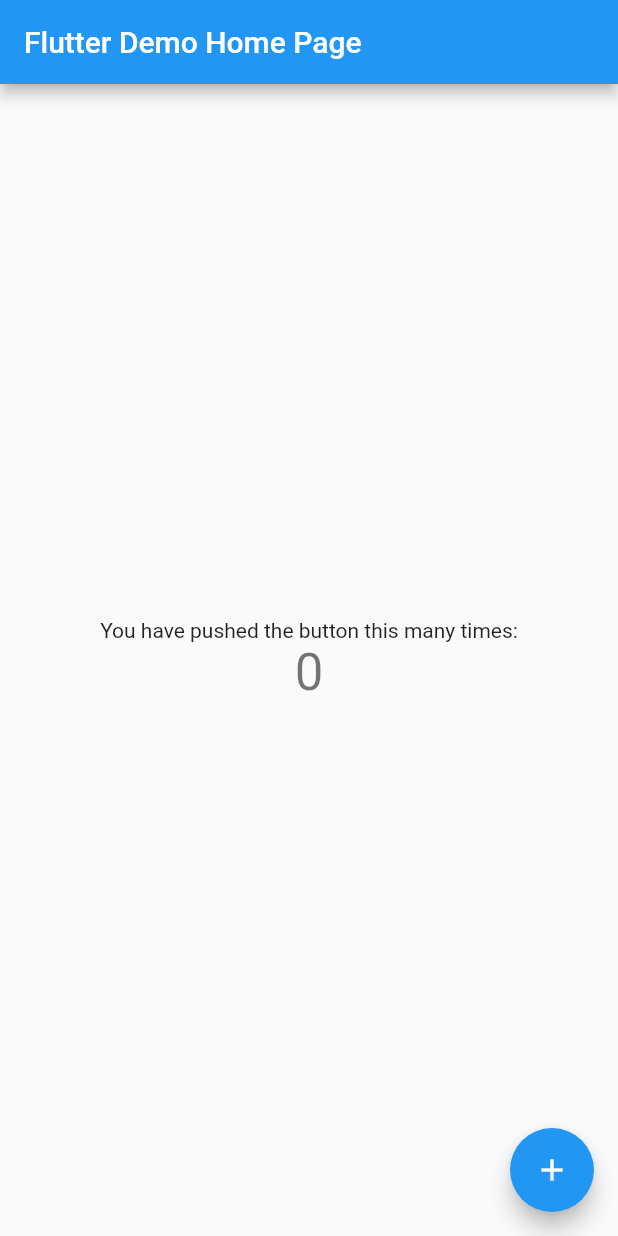
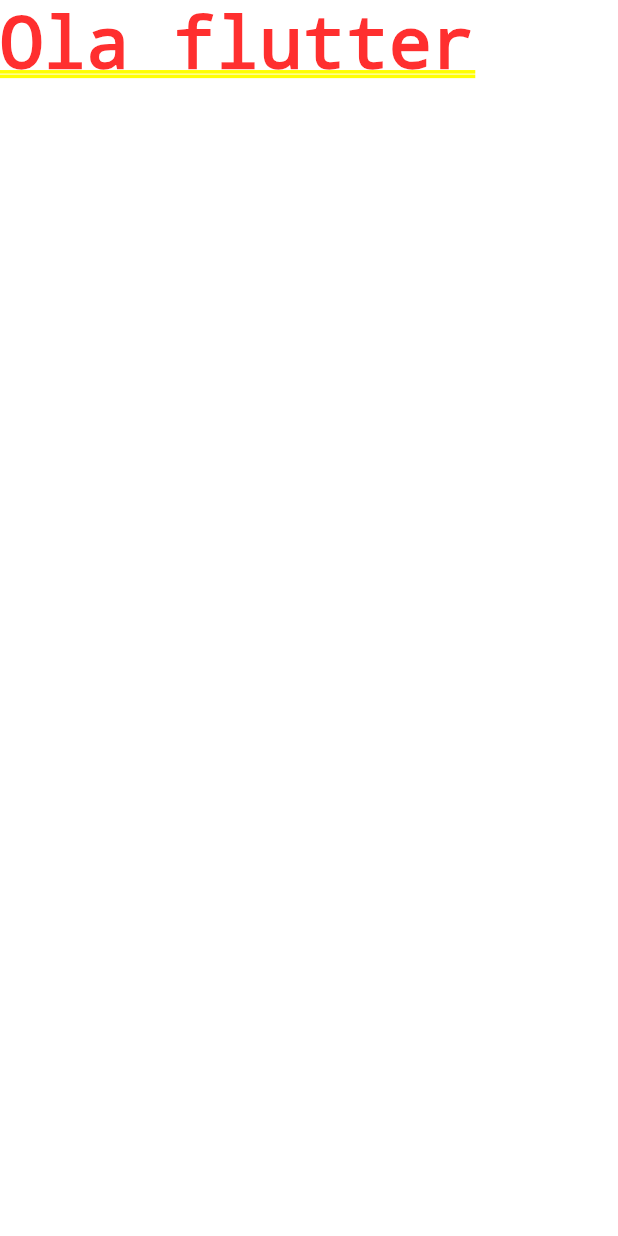
Before and after one commit to GabrielDVpereira/questions_project, a Flutter app: the screen it shows after launch, on a phone screen of 412 x 824 dp. Run offline on Flutter 3.47's test engine with Material 2 defaults, Android fonts, the phone set to English and light mode, and no system bars.

Commit message:
Messing around with widgets

```diff
--- a/lib/main.dart
+++ b/lib/main.dart
@@ -1,117 +1,12 @@
 import 'package:flutter/material.dart';
 
-void main() {
-  runApp(MyApp());
-}
+main() => runApp(new PerguntaApp());
 
-class MyApp extends StatelessWidget {
-  // This widget is the root of your application.
-  @override
+@override
+class PerguntaApp extends StatelessWidget {
   Widget build(BuildContext context) {
-    return MaterialApp(
-      title: 'Flutter Demo',
-      theme: ThemeData(
-        // This is the theme of your application.
-        //
-        // Try running your application with "flutter run". You'll see the
-        // application has a blue toolbar. Then, without quitting the app, try
-        // changing the primarySwatch below to Colors.green and then invoke
-        // "hot reload" (press "r" in the console where you ran "flutter run",
-        // or simply save your changes to "hot reload" in a Flutter IDE).
-        // Notice that the counter didn't reset back to zero; the application
-        // is not restarted.
-        primarySwatch: Colors.blue,
-        // This makes the visual density adapt to the platform that you run
-        // the app on. For desktop platforms, the controls will be smaller and
-        // closer together (more dense) than on mobile platforms.
-        visualDensity: VisualDensity.adaptivePlatformDensity,
-      ),
-      home: MyHomePage(title: 'Flutter Demo Home Page'),
+    return new MaterialApp(
+      home: Text("Ola flutter"),
     );
   }
 }
-
-class MyHomePage extends StatefulWidget {
-  MyHomePage({Key key, this.title}) : super(key: key);
-
-  // This widget is the home page of your application. It is stateful, meaning
-  // that it has a State object (defined below) that contains fields that affect
-  // how it looks.
-
-  // This class is the configuration for the state. It holds the values (in this
-  // case the title) provided by the parent (in this case the App widget) and
-  // used by the build method of the State. Fields in a Widget subclass are
-  // always marked "final".
-
-  final String title;
-
-  @override
-  _MyHomePageState createState() => _MyHomePageState();
-}
-
-class _MyHomePageState extends State<MyHomePage> {
-  int _counter = 0;
-
-  void _incrementCounter() {
-    setState(() {
-      // This call to setState tells the Flutter framework that something has
-      // changed in this State, which causes it to rerun the build method below
-      // so that the display can reflect the updated values. If we changed
-      // _counter without calling setState(), then the build method would not be
-      // called again, and so nothing would appear to happen.
-      _counter++;
-    });
-  }
-
-  @override
-  Widget build(BuildContext context) {
-    // This method is rerun every time setState is called, for instance as done
-    // by the _incrementCounter method above.
-    //
-    // The Flutter framework has been optimized to make rerunning build methods
-    // fast, so that you can just rebuild anything that needs updating rather
-    // than having to individually change instances of widgets.
-    return Scaffold(
-      appBar: AppBar(
-        // Here we take the value from the MyHomePage object that was created by
-        // the App.build method, and use it to set our appbar title.
-        title: Text(widget.title),
-      ),
-      body: Center(
-        // Center is a layout widget. It takes a single child and positions it
-        // in the middle of the parent.
-        child: Column(
-          // Column is also a layout widget. It takes a list of children and
-          // arranges them vertically. By default, it sizes itself to fit its
-          // children horizontally, and tries to be as tall as its parent.
-          //
-          // Invoke "debug painting" (press "p" in the console, choose the
-          // "Toggle Debug Paint" action from the Flutter Inspector in Android
-          // Studio, or the "Toggle Debug Paint" command in Visual Studio Code)
-          // to see the wireframe for each widget.
-          //
-          // Column has various properties to control how it sizes itself and
-          // how it positions its children. Here we use mainAxisAlignment to
-          // center the children vertically; the main axis here is the vertical
-          // axis because Columns are vertical (the cross axis would be
-          // horizontal).
-          mainAxisAlignment: MainAxisAlignment.center,
-          children: <Widget>[
-            Text(
-              'You have pushed the button this many times:',
-            ),
-            Text(
-              '$_counter',
-              style: Theme.of(context).textTheme.headline4,
-            ),
-          ],
-        ),
-      ),
-      floatingActionButton: FloatingActionButton(
-        onPressed: _incrementCounter,
-        tooltip: 'Increment',
-        child: Icon(Icons.add),
-      ), // This trailing comma makes auto-formatting nicer for build methods.
-    );
-  }
-}
```
